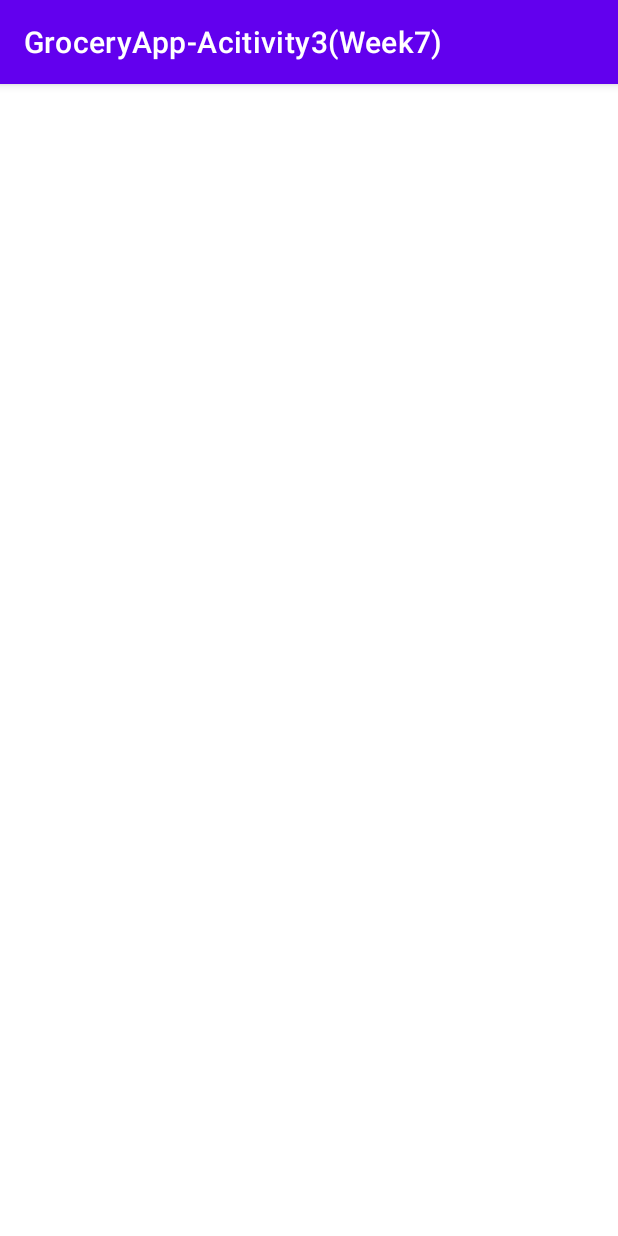
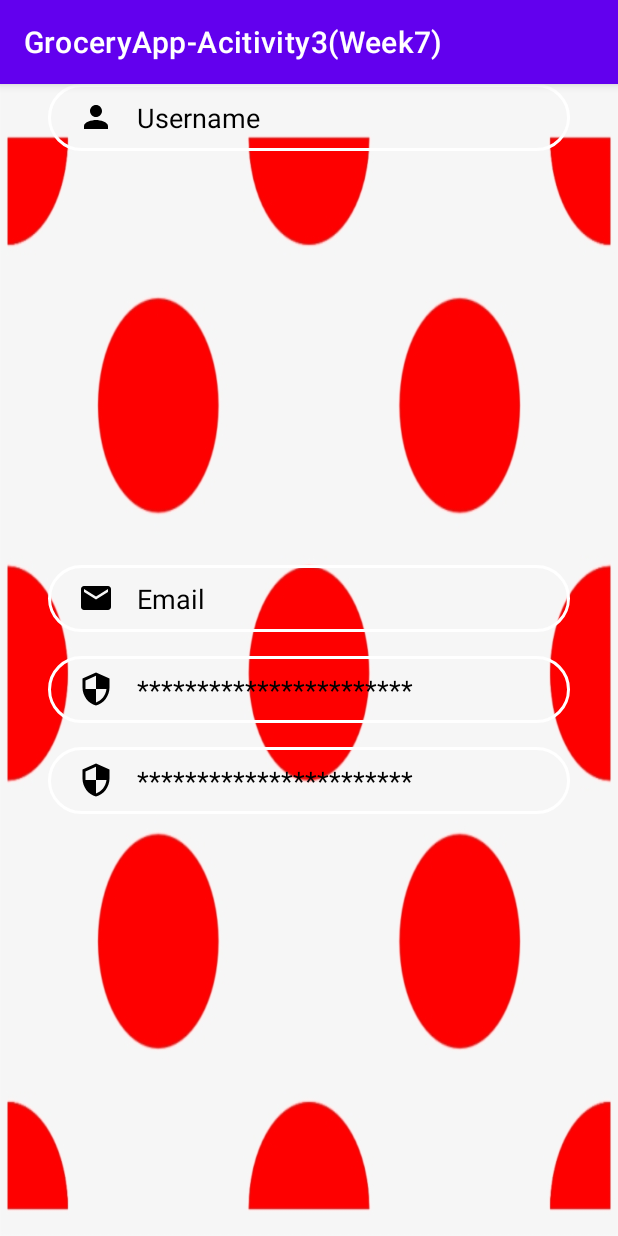
Before and after one commit to EMC1010/GroceryAppActivity3, an Android app: the LoginActivity screen opened directly, with no data from a screen before it, on a phone screen of 412 x 824 dp. Run offline under Robolectric (Android 15) with nearby library versions, the phone set to English and light mode, and no system bars.

Commit message:
GroceryAppActivity3

```diff
--- /dev/null
+++ b/app/src/main/res/drawable/btn_bg.xml
@@ -0,0 +1,6 @@
+<?xml version="1.0" encoding="utf-8"?>
+<shape xmlns:android="http://schemas.android.com/apk/res/android">
+    <solid android:color="@color/purple_500"/>
+
+    <corners android:radius="70dp"/>
+</shape>
--- a/app/src/main/res/layout/activity_login.xml
+++ b/app/src/main/res/layout/activity_login.xml
@@ -4,6 +4,92 @@
     xmlns:tools="http://schemas.android.com/tools"
     android:layout_width="match_parent"
     android:layout_height="match_parent"
+    android:background="@drawable/bg_polka"
     tools:context=".LoginActivity">
 
+    <EditText
+        android:id="@+id/inputUsername"
+        android:layout_width="0dp"
+        android:layout_height="wrap_content"
+        android:layout_marginStart="32dp"
+        android:layout_marginEnd="32dp"
+        android:background="@drawable/input_bg"
+        android:drawableLeft="@drawable/ic_person"
+        android:drawablePadding="15dp"
+        android:ems="10"
+        android:hint="Username"
+        android:inputType="textPersonName"
+        android:paddingLeft="20dp"
+        android:paddingTop="10dp"
+        android:paddingRight="10dp"
+        android:paddingBottom="10dp"
+        android:textColorHint="@color/black"
+        app:layout_constraintEnd_toEndOf="parent"
+        app:layout_constraintHorizontal_bias="1.0"
+        app:layout_constraintStart_toStartOf="parent"
+        app:layout_constraintTop_toBottomOf="" />
+
+    <EditText
+        android:id="@+id/inputEmail"
+        android:layout_width="0dp"
+        android:layout_height="wrap_content"
+        android:layout_marginTop="276dp"
+        android:background="@drawable/input_bg"
+        android:drawableLeft="@drawable/ic_mail"
+        android:drawablePadding="15dp"
+        android:ems="10"
+        android:hint="Email"
+        android:inputType="textPersonName"
+        android:paddingLeft="20dp"
+        android:paddingTop="10dp"
+        android:paddingRight="10dp"
+        android:paddingBottom="10dp"
+        android:textColorHint="@color/black"
+        app:layout_constraintEnd_toEndOf="@+id/inputUsername"
+        app:layout_constraintHorizontal_bias="0.0"
+        app:layout_constraintStart_toStartOf="@+id/inputUsername"
+        app:layout_constraintTop_toBottomOf="@+id/inputUsername" />
+
+    <EditText
+        android:id="@+id/inputPassword"
+        android:layout_width="0dp"
+        android:layout_height="wrap_content"
+        android:layout_marginTop="16dp"
+        android:background="@drawable/input_bg"
+        android:drawableLeft="@drawable/ic_security"
+        android:drawablePadding="15dp"
+        android:ems="10"
+        android:hint="***********************"
+        android:inputType="textPersonName"
+        android:paddingLeft="20dp"
+        android:paddingTop="10dp"
+        android:paddingRight="10dp"
+        android:paddingBottom="10dp"
+        android:textColorHint="@color/black"
+        app:layout_constraintEnd_toEndOf="@+id/inputEmail"
+        app:layout_constraintHorizontal_bias="0.497"
+        app:layout_constraintStart_toStartOf="@+id/inputEmail"
+        app:layout_constraintTop_toBottomOf="@+id/inputEmail" />
+
+    <EditText
+        android:id="@+id/inputConfirmPassword"
+        android:layout_width="0dp"
+        android:layout_height="wrap_content"
+        android:layout_marginTop="16dp"
+        android:background="@drawable/input_bg"
+        android:drawableLeft="@drawable/ic_security"
+        android:drawablePadding="15dp"
+        android:ems="10"
+        android:hint="***********************"
+        android:inputType="textPersonName"
+        android:paddingLeft="20dp"
+        android:paddingTop="10dp"
+        android:paddingRight="10dp"
+        android:paddingBottom="10dp"
+        android:textColorHint="@color/black"
+        app:layout_constraintEnd_toEndOf="@+id/inputPassword"
+        app:layout_constraintHorizontal_bias="0.497"
+        app:layout_constraintStart_toStartOf="@+id/inputPassword"
+        app:layout_constraintTop_toBottomOf="@+id/inputPassword" />
+
 </androidx.constraintlayout.widget.ConstraintLayout>
--- a/app/src/main/res/layout/activity_register.xml
+++ b/app/src/main/res/layout/activity_register.xml
@@ -25,6 +25,8 @@
         android:layout_height="wrap_content"
         android:layout_marginTop="16dp"
         android:background="@drawable/input_bg"
+        android:drawableLeft="@drawable/ic_mail"
+        android:drawablePadding="15dp"
         android:ems="10"
         android:hint="Email"
         android:inputType="textPersonName"
@@ -44,6 +46,8 @@
         android:layout_height="wrap_content"
         android:layout_marginTop="16dp"
         android:background="@drawable/input_bg"
+        android:drawableLeft="@drawable/ic_security"
+        android:drawablePadding="15dp"
         android:ems="10"
         android:hint="***********************"
         android:inputType="textPersonName"
@@ -63,6 +67,8 @@
         android:layout_height="wrap_content"
         android:layout_marginTop="16dp"
         android:background="@drawable/input_bg"
+        android:drawableLeft="@drawable/ic_security"
+        android:drawablePadding="15dp"
         android:ems="10"
         android:hint="***********************"
         android:inputType="textPersonName"
@@ -100,7 +106,9 @@
         app:layout_constraintHorizontal_bias="0.6"
         app:layout_constraintStart_toStartOf="parent"
         app:layout_constraintTop_toTopOf="parent"
-        app:layout_constraintVertical_bias="0.357"></LinearLayout>
+        app:layout_constraintVertical_bias="0.357">
+
+    </LinearLayout>
 
     <EditText
         android:id="@+id/inputUsername"
@@ -110,6 +118,8 @@
         android:layout_marginTop="116dp"
         android:layout_marginEnd="32dp"
         android:background="@drawable/input_bg"
+        android:drawableLeft="@drawable/ic_person"
+        android:drawablePadding="15dp"
         android:ems="10"
         android:hint="Username"
         android:inputType="textPersonName"
@@ -125,12 +135,13 @@
 
     <Button
         android:id="@+id/btnRegister"
-        android:layout_width="wrap_content"
-        android:layout_height="wrap_content"
+        android:layout_width="176dp"
+        android:layout_height="51dp"
+        android:background="@drawable/btn_bg"
         android:text="Register"
         app:layout_constraintEnd_toEndOf="@+id/inputConfirmPassword"
-        app:layout_constraintHorizontal_bias="0.498"
+        app:layout_constraintHorizontal_bias="0.497"
         app:layout_constraintStart_toStartOf="@+id/inputConfirmPassword"
-        tools:layout_editor_absoluteY="599dp" />
+        tools:layout_editor_absoluteY="597dp" />
 
 </androidx.constraintlayout.widget.ConstraintLayout>
```
Also changed, not shown: app/src/main/res/drawable/bg_polka.png (added).
